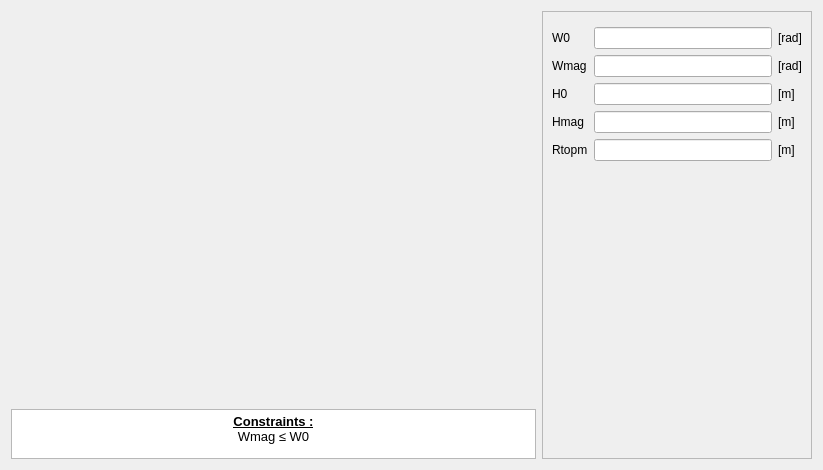
This is pyleecan/GUI/Dialog/DMachineSetup/SMSlot/PMSlot14/PMSlot14.ui in Eomys/pyleecan as Qt 5 draws it before an edit. The edited form follows.
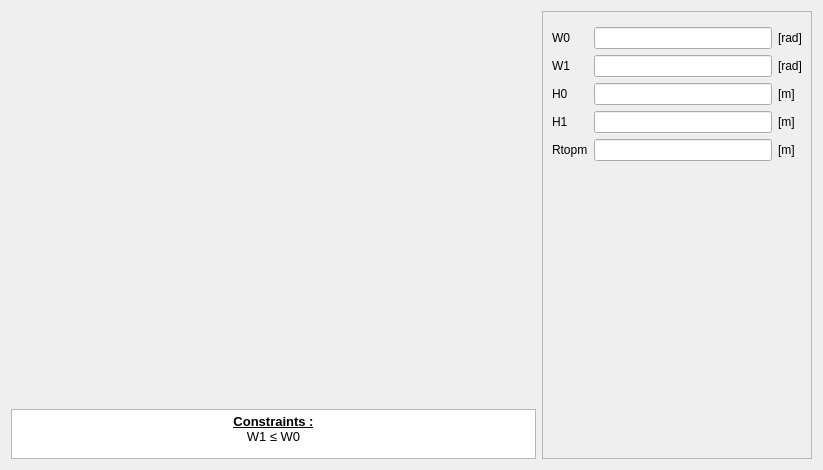
This is the edited form. Icons and pictures are not drawn. Custom widgets are drawn as their Qt base class.

Commit message: [NF] renaming Hmag and Wmag

Patch:
```diff
--- a/pyleecan/GUI/Dialog/DMachineSetup/SMSlot/PMSlot14/PMSlot14.ui
+++ b/pyleecan/GUI/Dialog/DMachineSetup/SMSlot/PMSlot14/PMSlot14.ui
@@ -79,7 +79,7 @@
 p, li { white-space: pre-wrap; }
 &lt;/style&gt;&lt;/head&gt;&lt;body style=&quot; font-family:'MS Shell Dlg 2'; font-size:8.15094pt; font-weight:400; font-style:normal;&quot;&gt;
 &lt;p align=&quot;center&quot; style=&quot; margin-top:0px; margin-bottom:0px; margin-left:0px; margin-right:0px; -qt-block-indent:0; text-indent:0px;&quot;&gt;&lt;span style=&quot; font-size:10pt; font-weight:600; text-decoration: underline;&quot;&gt;Constraints :&lt;/span&gt;&lt;/p&gt;
-&lt;p align=&quot;center&quot; style=&quot; margin-top:0px; margin-bottom:0px; margin-left:0px; margin-right:0px; -qt-block-indent:0; text-indent:0px;&quot;&gt;&lt;span style=&quot; font-size:10pt;&quot;&gt;Wmag ≤ W0&lt;/span&gt;&lt;/p&gt;&lt;/body&gt;&lt;/html&gt;</string>
+&lt;p align=&quot;center&quot; style=&quot; margin-top:0px; margin-bottom:0px; margin-left:0px; margin-right:0px; -qt-block-indent:0; text-indent:0px;&quot;&gt;&lt;span style=&quot; font-size:10pt;&quot;&gt;W1 ≤ W0&lt;/span&gt;&lt;/p&gt;&lt;/body&gt;&lt;/html&gt;</string>
        </property>
        <property name="textInteractionFlags">
         <set>Qt::TextSelectableByKeyboard|Qt::TextSelectableByMouse</set>
@@ -140,7 +140,7 @@
          <item row="1" column="0">
           <widget class="QLabel" name="in_Wmag">
            <property name="text">
-            <string>Wmag</string>
+            <string>W1</string>
            </property>
           </widget>
          </item>
@@ -174,7 +174,7 @@
          <item row="3" column="0">
           <widget class="QLabel" name="in_Hmag">
            <property name="text">
-            <string>Hmag</string>
+            <string>H1</string>
            </property>
           </widget>
          </item>
```
Left out of the diff: 16 changed lines with no effect on the pictures. The commit also changes 169 other files.
